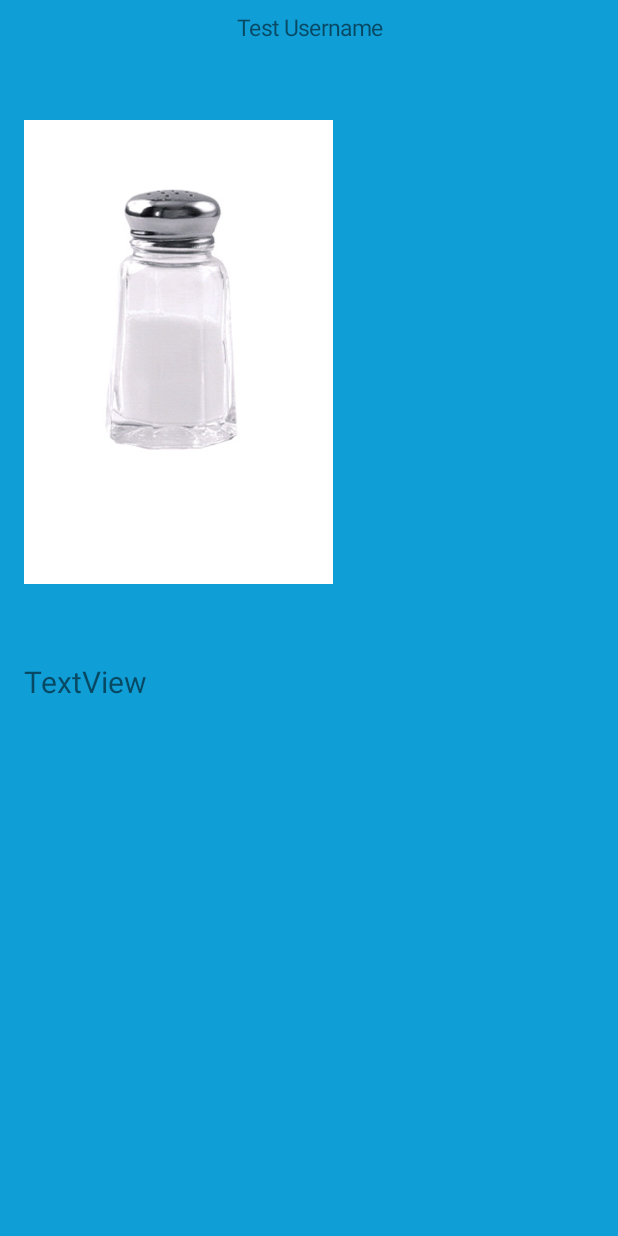
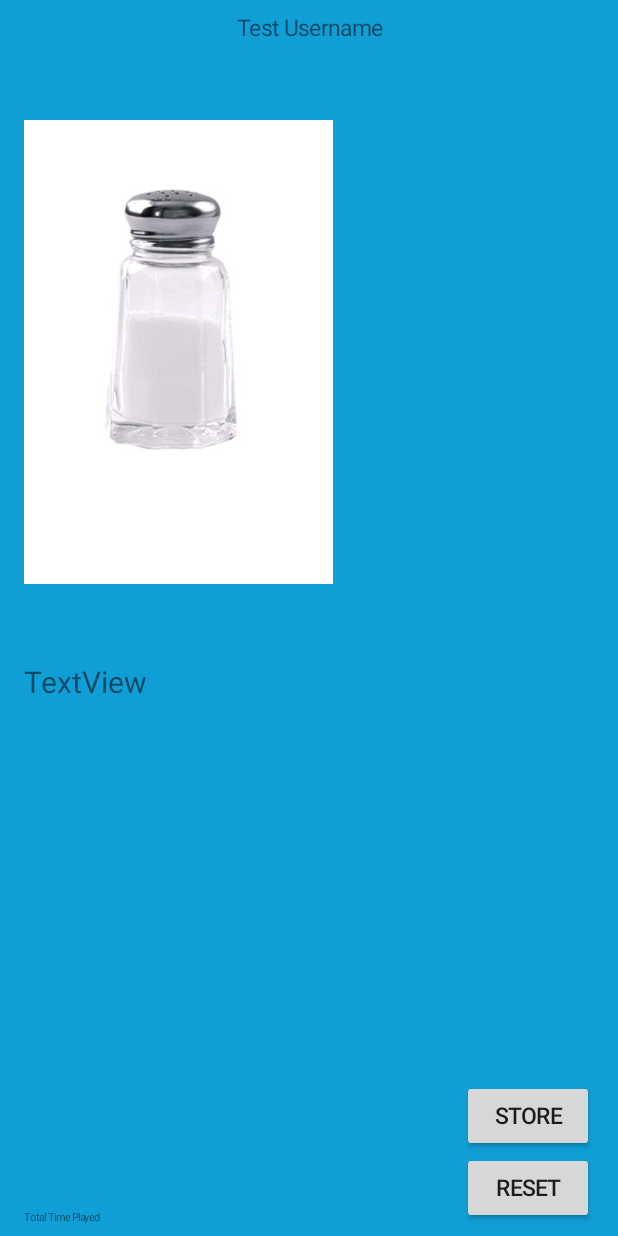
Before and after one commit to nathanielballinger/ShakeTilYouDrop, an Android app: the screen it shows after launch (MainActivity), on a phone screen of 412 x 824 dp. Run offline under Robolectric (Android 15) with nearby library versions, the phone set to English and light mode, and no system bars.

Commit message:
Began adding buttons and working on time

```diff
--- a/ShakeTilYouDrop/app/src/main/java/nb8384/cs371m/shaketilyoudrop/MainActivity.java
+++ b/ShakeTilYouDrop/app/src/main/java/nb8384/cs371m/shaketilyoudrop/MainActivity.java
@@ -1,15 +1,18 @@
 package nb8384.cs371m.shaketilyoudrop;
 
 import android.content.Context;
+import android.content.Intent;
 import android.hardware.Sensor;
 import android.hardware.SensorEvent;
 import android.hardware.SensorManager;
+import android.os.Handler;
 import android.support.v7.app.AppCompatActivity;
 import android.support.v7.widget.Toolbar;
 import android.os.Bundle;
 import android.util.DisplayMetrics;
 import android.util.Log;
 import android.util.TypedValue;
+import android.widget.Button;
 import android.widget.ImageView;
 import android.widget.TextView;
 import android.widget.Toast;
@@ -21,8 +24,10 @@ public class MainActivity extends AppCompatActivity implements ShakeListener.OnS
     private ShakeListener shakeListener;
     private UIState uiState;
     String username = "Test Username"; //Dummy Username!!!!!!! Change later
-    TextView userText;
+    TextView userText, timeText;
     ImageView shaker;
+    Button reset, store;
+
 
     DisplayMetrics dimensions;
 
@@ -48,8 +53,17 @@ public class MainActivity extends AppCompatActivity implements ShakeListener.OnS
         shaker.getLayoutParams().height = shakerHeight;
         shaker.getLayoutParams().width = shakerWidgth;
 
+        reset = (Button) findViewById(R.id.resetButton);
+        store = (Button) findViewById(R.id.storeButton);
+        reset.setTextSize(TypedValue.COMPLEX_UNIT_SP, userSize);
+        store.setTextSize(TypedValue.COMPLEX_UNIT_SP, userSize);
+
+        timeText = (TextView) findViewById(R.id.timeText);
+        timeText.setTextSize(TypedValue.COMPLEX_UNIT_SP, userSize/2);
+
         uiState = new UIState();
         uiState.addView(findViewById(R.id.numShakesText));
+
 
         shakeListener = new ShakeListener(getApplicationContext());
         shakeListener.setOnShakeListener(this);
@@ -60,6 +74,14 @@ public class MainActivity extends AppCompatActivity implements ShakeListener.OnS
             Log.i(TAG, "Motion sensor not found!");
 
     }
+
+    public Runnable realTime = new Runnable(){
+
+        @Override
+        public void run() {
+
+        }
+    };
 
     @Override
     protected void onResume() {
--- a/ShakeTilYouDrop/app/src/main/java/nb8384/cs371m/shaketilyoudrop/UIState.java
+++ b/ShakeTilYouDrop/app/src/main/java/nb8384/cs371m/shaketilyoudrop/UIState.java
@@ -1,5 +1,8 @@
 package nb8384.cs371m.shaketilyoudrop;
 
+import android.content.Intent;
+import android.os.Bundle;
+import android.util.TypedValue;
 import android.view.View;
 import android.widget.TextView;
 
@@ -11,7 +14,7 @@ import java.util.Map;
  * Created by Nathaniel on 10/10/2016.
  */
 
-public class UIState {
+public class UIState extends MainActivity{
     private Map<Integer, View> uiViews;
     public UIState() {
         uiViews = new HashMap<Integer, View>();
--- a/ShakeTilYouDrop/app/src/main/res/layout/activity_main.xml
+++ b/ShakeTilYouDrop/app/src/main/res/layout/activity_main.xml
@@ -38,5 +38,32 @@
         android:textSize="20dp"
         android:layout_below="@id/shakerView"/>
 
+    <Button
+        android:layout_width="wrap_content"
+        android:layout_height="wrap_content"
+        android:layout_alignParentRight="true"
+        android:layout_alignParentBottom="true"
+        android:id="@+id/resetButton"
+        android:text="RESET"
+        android:textSize="20dp"/>
+
+    <Button
+        android:layout_width="wrap_content"
+        android:layout_height="wrap_content"
+        android:layout_alignParentRight="true"
+        android:layout_above="@+id/resetButton"
+        android:id="@+id/storeButton"
+        android:text="STORE"
+        android:textSize="20dp"/>
+
+    <TextView
+        android:layout_width="wrap_content"
+        android:layout_height="wrap_content"
+        android:layout_alignParentLeft="true"
+        android:layout_alignParentBottom="true"
+        android:id="@+id/timeText"
+        android:text="Total Time Played"
+        android:textSize="20dp"/>
+
 
 </RelativeLayout>
```
